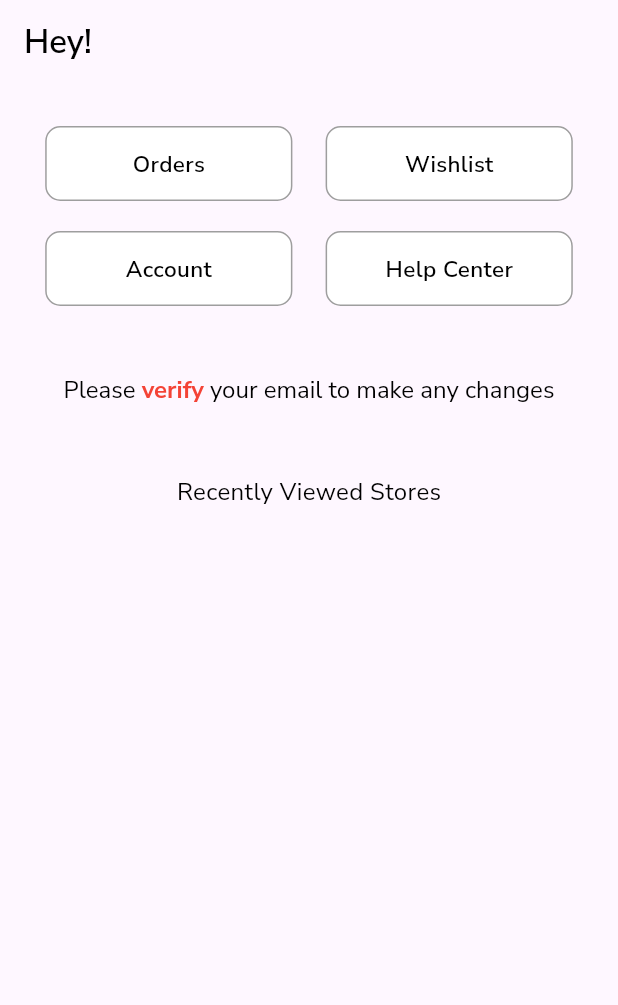
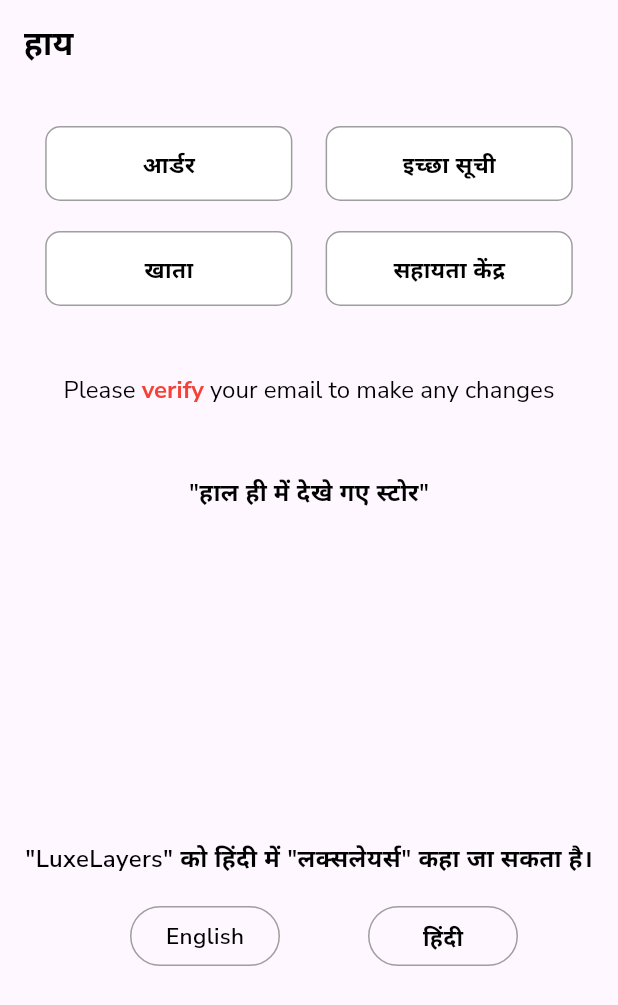
Before and after one commit to BiswayanMazumder/LuxeLayers-Mobile, a Flutter app: the ProfilePage screen opened directly, on a phone screen of 412 x 824 dp. Shown: the top 1005 px of the screen. Run offline on Flutter 3.47's test engine with Material 3 defaults, Android fonts, the phone set to English and light mode, and no system bars; our stand-ins replace cloud_firestore, firebase_auth, firebase_core, firebase_storage, google_fonts, google_generative_ai and 3 more; missing offline and left inert: razorpay_flutter; accounts and stored records are empty; network calls fail.

Commit message:
hindi translation added

```diff
--- a/lib/Profile Page/profilehomepage.dart
+++ b/lib/Profile Page/profilehomepage.dart
@@ -5,6 +5,7 @@ import 'package:firebase_auth/firebase_auth.dart';
 import 'package:luxelayers/Favourites%20Page/favourites.dart';
 import 'package:luxelayers/Order%20Page/orderpage.dart';
 import 'package:luxelayers/Sneaker%20Detail%20Page/productdetails.dart';
+import 'package:shared_preferences/shared_preferences.dart';
 
 class ProfilePage extends StatefulWidget {
   const ProfilePage({super.key});
@@ -16,6 +17,7 @@ class ProfilePage extends StatefulWidget {
 class _ProfilePageState extends State<ProfilePage> {
   final FirebaseAuth _auth = FirebaseAuth.instance;
   final FirebaseFirestore _firestore = FirebaseFirestore.instance;
+  int? _selectedindex;
   List<dynamic> cartitems = [];
   List<dynamic> name = [];
   List<dynamic> price = [];
@@ -81,11 +83,20 @@ class _ProfilePageState extends State<ProfilePage> {
     }
   }
 
+  void getlanguage() async {
+    final SharedPreferences prefs = await SharedPreferences.getInstance();
+    setState(() {
+      _selectedindex = prefs.getInt('Language');
+    });
+    print(_selectedindex);
+  }
+
   @override
   void initState() {
     super.initState();
     fetchName();
     fetchCartProductDetails();
+    getlanguage();
   }
 
   @override
@@ -94,7 +105,7 @@ class _ProfilePageState extends State<ProfilePage> {
       appBar: AppBar(
         automaticallyImplyLeading: false,
         title: Text(
-          'Hey! $username',
+          _selectedindex == 0 ? 'Hey! $username' : 'हाय $username',
           style: GoogleFonts.nunitoSans(
             color: Colors.black,
             fontWeight: FontWeight.w600,
@@ -129,7 +140,7 @@ class _ProfilePageState extends State<ProfilePage> {
                       ),
                       child: Center(
                         child: Text(
-                          'Orders',
+                          _selectedindex == 0 ? 'Orders' : 'आर्डर',
                           style: GoogleFonts.nunitoSans(
                             color: Colors.black,
                             fontSize: 15,
@@ -158,7 +169,7 @@ class _ProfilePageState extends State<ProfilePage> {
                       ),
                       child: Center(
                         child: Text(
-                          'Wishlist',
+                          _selectedindex == 0 ? 'Wishlist' : 'इच्छा सूची',
                           style: GoogleFonts.nunitoSans(
                             color: Colors.black,
                             fontSize: 15,
@@ -184,7 +195,7 @@ class _ProfilePageState extends State<ProfilePage> {
                     ),
                     child: Center(
                       child: Text(
-                        'Account',
+                        _selectedindex == 0 ? 'Account' : 'खाता',
                         style: GoogleFonts.nunitoSans(
                           color: Colors.black,
                           fontSize: 15,
@@ -203,7 +214,7 @@ class _ProfilePageState extends State<ProfilePage> {
                     ),
                     child: Center(
                       child: Text(
-                        'Help Center',
+                        _selectedindex == 0 ? 'Help Center' : 'सहायता केंद्र',
                         style: GoogleFonts.nunitoSans(
                           color: Colors.black,
                           fontSize: 15,
@@ -280,10 +291,12 @@ class _ProfilePageState extends State<ProfilePage> {
                 crossAxisAlignment: CrossAxisAlignment.center,
                 children: [
                   Text(
-                    'Recently Viewed Stores',
+                    _selectedindex == 0
+                        ? 'Recently Viewed Stores'
+                        : '"हाल ही में देखे गए स्टोर"',
                     style: GoogleFonts.nunitoSans(
                       color: Colors.black,
-                      fontWeight: FontWeight.normal,
+                      fontWeight: FontWeight.w600,
                       fontSize: 16,
                     ),
                   ),
@@ -336,6 +349,107 @@ class _ProfilePageState extends State<ProfilePage> {
                   ),
                 ],
               ),
+              Column(
+                children: [
+                  const SizedBox(
+                    height: 40,
+                  ),
+                  Text(
+                    _selectedindex == 0
+                        ? 'Try LuxeLayers in your language'
+                        : '"LuxeLayers" को हिंदी में "लक्सलेयर्स" कहा जा सकता है।',
+                    style: GoogleFonts.nunitoSans(
+                      color: Colors.black,
+                      fontWeight: FontWeight.w600,
+                      fontSize: 16,
+                    ),
+                  ),
+                  Padding(
+                    padding: const EdgeInsets.only(left: 20, top: 20),
+                    child: Row(
+                      mainAxisAlignment: MainAxisAlignment.spaceEvenly,
+                      children: [
+                        InkWell(
+                          onTap: () async {
+                            setState(() {
+                              _selectedindex = 0;
+                            });
+                            final SharedPreferences prefs =
+                                await SharedPreferences.getInstance();
+                            prefs.setInt('Language', _selectedindex!);
+                          },
+                          child: Container(
+                            width: 100,
+                            height: 40,
+                            decoration: BoxDecoration(
+                              color: _selectedindex == 0
+                                  ? Colors.blue.withOpacity(0.1)
+                                  : Colors.transparent,
+                              borderRadius:
+                                  const BorderRadius.all(Radius.circular(20)),
+                              border: Border.all(
+                                  color: _selectedindex == 0
+                                      ? Colors.blue
+                                      : Colors.grey,
+                                  width: _selectedindex == 0 ? 2 : 1),
+                            ),
+                            child: Center(
+                              child: Text(
+                                'English',
+                                style: GoogleFonts.nunitoSans(
+                                  color: _selectedindex == 0
+                                      ? Colors.blue
+                                      : Colors.black,
+                                  fontSize: 15,
+                                  fontWeight: FontWeight.w600,
+                                ),
+                              ),
+                            ),
+                          ),
+                        ),
+                        InkWell(
+                          onTap: () async {
+                            setState(() {
+                              _selectedindex = 1;
+                            });
+                            final SharedPreferences prefs =
+                                await SharedPreferences.getInstance();
+                            prefs.setInt('Language', _selectedindex!);
+                          },
+                          child: Container(
+                            width: 100,
+                            height: 40,
+                            decoration: BoxDecoration(
+                              color: _selectedindex == 1
+                                  ? Colors.blue.withOpacity(0.1)
+                                  : Colors.transparent,
+                              borderRadius:
+                                  const BorderRadius.all(Radius.circular(20)),
+                              border: Border.all(
+                                  color: _selectedindex == 1
+                                      ? Colors.blue
+                                      : Colors.grey,
+                                  width: _selectedindex == 1 ? 2 : 1),
+                            ),
+                            child: Center(
+                              child: Text(
+                                'हिंदी',
+                                style: GoogleFonts.nunitoSans(
+                                  color: _selectedindex == 1
+                                      ? Colors.blue
+                                      : Colors.black,
+                                  fontSize: 15,
+                                  fontWeight: FontWeight.w600,
+                                ),
+                              ),
+                            ),
+                          ),
+                        ),
+                      ],
+                    ),
+                  )
+                ],
+              )
             ],
           ),
         ),
```
